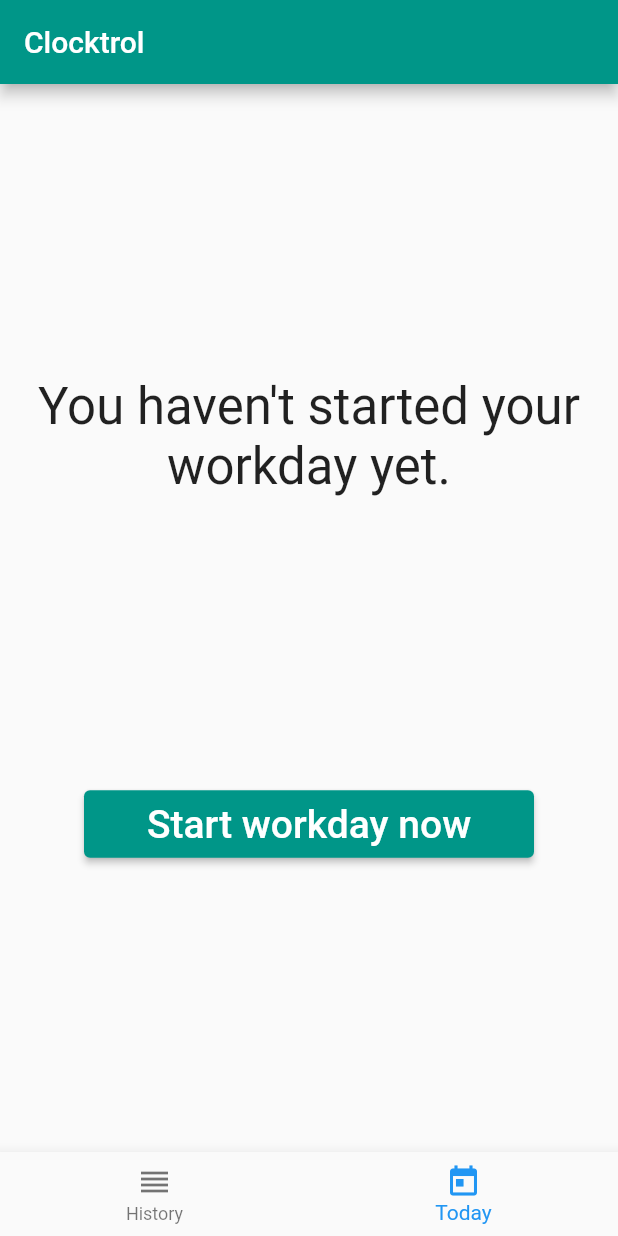
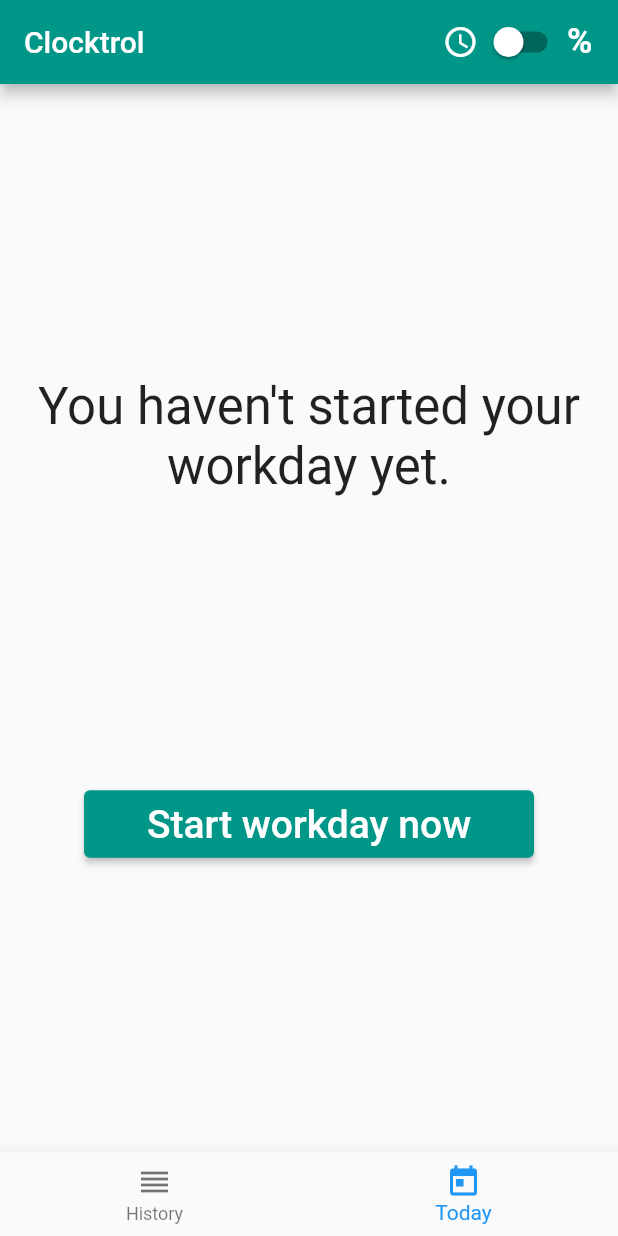
Before and after one commit to pachisi456/clocktrol, a Flutter app: the screen it shows after launch, item 2 of the bottom bar chosen, on a phone screen of 412 x 824 dp. Run offline on Flutter 3.47's test engine with Material 2 defaults, Android fonts, the phone set to English and light mode, and no system bars; our stand-ins replace cloud_firestore, flutter_dotenv, shared_preferences; accounts and stored records are empty.

Commit message:
feat(percentage-mode): Add time/percent switch
Add switch to AppBar and save boolean persistently to disk #5

```diff
--- a/lib/main.dart
+++ b/lib/main.dart
@@ -1,4 +1,5 @@
 import 'dart:async';
+import 'dart:ui';
 import 'package:flutter/material.dart';
 import 'package:flutter_dotenv/flutter_dotenv.dart';
 
@@ -6,6 +7,7 @@ import 'package:clocktrol/firebase.dart';
 import 'package:clocktrol/history_page.dart';
 import 'package:clocktrol/track_page.dart';
 import 'package:clocktrol/workday.dart';
+import 'package:shared_preferences/shared_preferences.dart';
 
 Future main() async {
   await DotEnv().load('.env');
@@ -49,9 +51,18 @@ class ClocktrolState extends State<Clocktrol> {
   List<Workday> history;
   @visibleForTesting
   Workday today;
+  bool percentageMode = false;
 
   @override
   void initState() {
+    // Load persistent data from disk.
+    SharedPreferences.getInstance().then((prefs) {
+      if (prefs.getBool('percentageMode') ?? false != percentageMode) {
+        setState(() => percentageMode = true);
+      }
+    });
+
+    // Load clockify data.
     widget._store.getAll().then((all) {
       if (all.length > 0) {
         DateTime now = DateTime.now();
@@ -76,9 +87,32 @@ class ClocktrolState extends State<Clocktrol> {
 
   @override
   Widget build(BuildContext context) {
+    const _switchColor = Colors.white;
+
     return Scaffold(
       appBar: AppBar(
         title: const Text('Clocktrol'),
+        actions: <Widget>[
+          Icon(Icons.schedule),
+          Switch(
+            value: percentageMode,
+            onChanged: _togglePercentageMode,
+            inactiveThumbColor: _switchColor,
+            activeColor: _switchColor,
+          ),
+          Container(
+            margin: const EdgeInsets.only(right: 17),
+            child: Center(
+              child: Text(
+                '%',
+                style: TextStyle(
+                  fontSize: 23,
+                  fontWeight: FontWeight.bold,
+                ),
+              ),
+            ),
+          )
+        ],
       ),
       body: Center(
         child: <Widget>[
@@ -116,9 +150,17 @@ class ClocktrolState extends State<Clocktrol> {
     );
   }
 
+  void _togglePercentageMode(toggled) async {
+    setState(() {
+      percentageMode = toggled;
+    });
+    final SharedPreferences prefs = await SharedPreferences.getInstance();
+    prefs.setBool('percentageMode', toggled);
+  }
+
   void _setUpWorkday([Workday wd]) {
     setState(() {
-        today = widget._store.startNewDay();
+      today = widget._store.startNewDay();
     });
     Timer.periodic(Duration(seconds: 2), (Timer t) => _updateData());
   }
--- a/pubspec.yaml
+++ b/pubspec.yaml
@@ -21,6 +21,7 @@ dependencies:
   firebase_core: ^0.4.4+3
   flutter:
     sdk: flutter
+  shared_preferences: ">0.5.12"
   flutter_dotenv: ^2.1.0
   http: ^0.12.0+4
   intl: ^0.16.1
@@ -34,13 +35,11 @@ dev_dependencies:
     sdk: flutter
   mockito: ^4.1.1
 
-
 # For information on the generic Dart part of this file, see the
 # following page: https://dart.dev/tools/pub/pubspec
 
 # The following section is specific to Flutter.
 flutter:
-
   # The following line ensures that the Material Icons font is
   # included with your application, so that you can use the icons in
   # the material Icons class.
@@ -48,7 +47,7 @@ flutter:
 
   # To add assets to your application, add an assets section, like this:
   assets:
-   - .env
+    - .env
 
   # An image asset can refer to one or more resolution-specific "variants", see
   # https://flutter.dev/assets-and-images/#resolution-aware.
```
Also changed, not shown: pubspec.lock.
